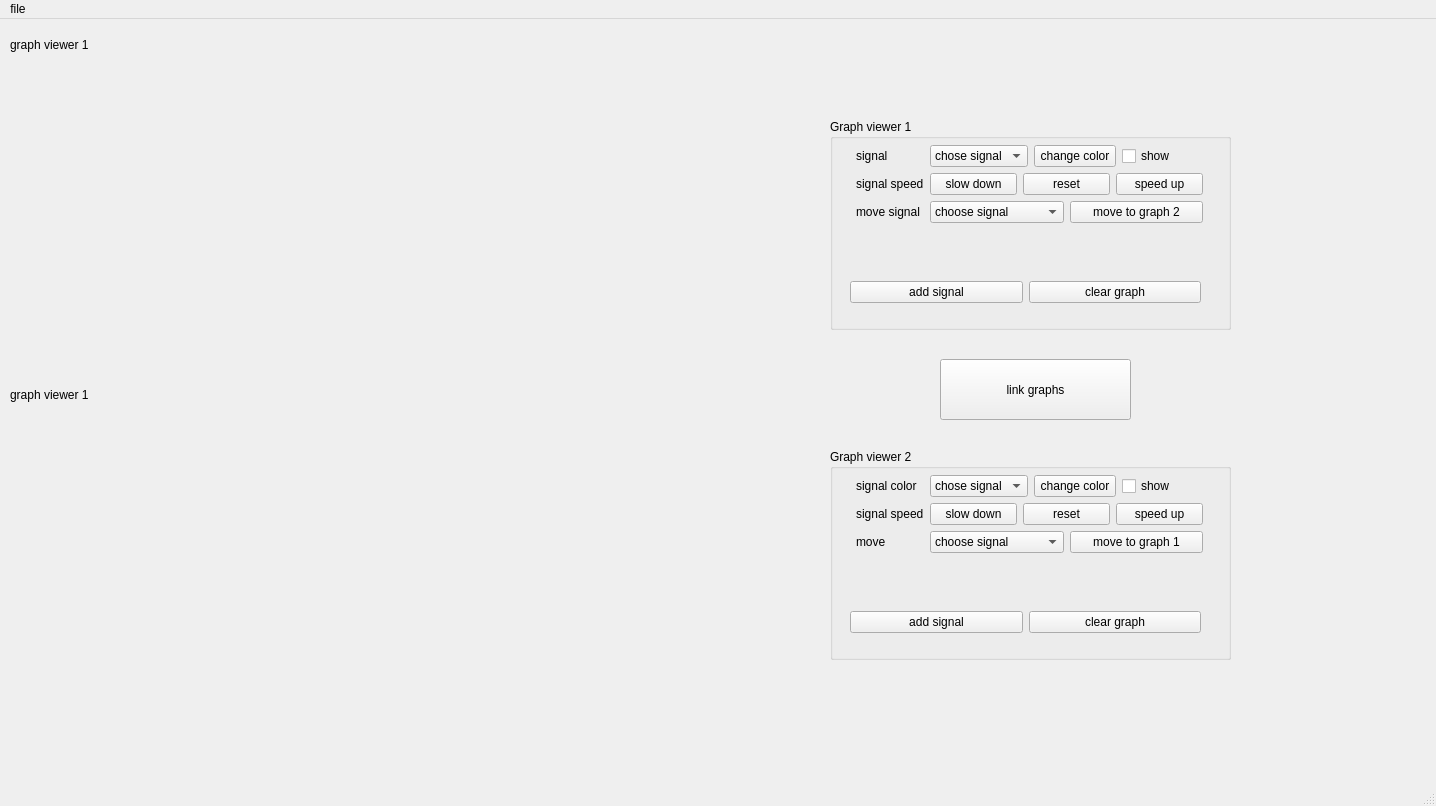
The window that mainwindow.ui (SaraElsaggan/Multi_Channel_Signal_Viewer) describes before a commit, drawn with Qt 5.
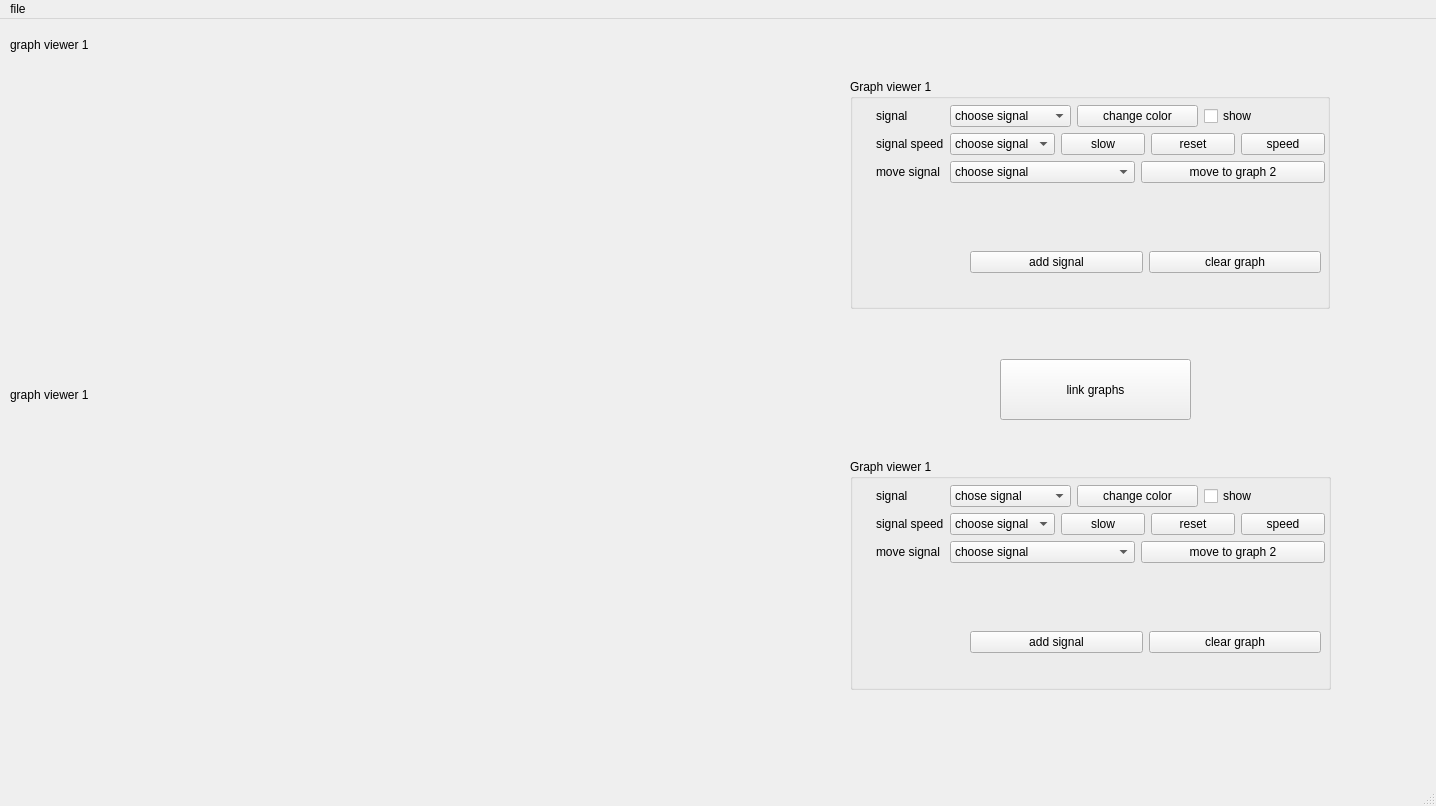
The same window after the commit. Icons and pictures are not drawn.

The edit to the form file:
```diff
--- a/mainwindow.ui
+++ b/mainwindow.ui
@@ -33,10 +33,10 @@
    <widget class="QGroupBox" name="grp_bx_ctrls_viewer_1">
     <property name="geometry">
      <rect>
-      <x>830</x>
-      <y>100</y>
-      <width>401</width>
-      <height>211</height>
+      <x>850</x>
+      <y>60</y>
+      <width>480</width>
+      <height>230</height>
      </rect>
     </property>
     <property name="title">
@@ -45,8 +45,8 @@
     <widget class="QWidget" name="layoutWidget">
      <property name="geometry">
       <rect>
-       <x>20</x>
-       <y>160</y>
+       <x>120</x>
+       <y>170</y>
        <width>351</width>
        <height>26</height>
       </rect>
@@ -73,11 +73,14 @@
       <rect>
        <x>20</x>
        <y>20</y>
-       <width>359</width>
-       <height>111</height>
+       <width>461</width>
+       <height>141</height>
       </rect>
      </property>
      <layout class="QFormLayout" name="form_ctrls_viewer_1">
+      <property name="verticalSpacing">
+       <number>6</number>
+      </property>
       <property name="leftMargin">
        <number>6</number>
       </property>
@@ -103,7 +106,7 @@
          <widget class="QComboBox" name="comb_sig_colr_grpbox_viewer_1">
           <item>
            <property name="text">
-            <string>chose signal</string>
+            <string>choose signal</string>
            </property>
           </item>
          </widget>
@@ -133,10 +136,19 @@
       </item>
       <item row="1" column="1">
        <layout class="QHBoxLayout" name="horz_btns_speed_viewer_1">
+        <item>
+         <widget class="QComboBox" name="comb_sig_speed_viewer_1">
+          <item>
+           <property name="text">
+            <string>choose signal</string>
+           </property>
+          </item>
+         </widget>
+        </item>
         <item>
          <widget class="QPushButton" name="btn_slow_grpbox_viewer_1">
           <property name="text">
-           <string>slow down</string>
+           <string>slow</string>
           </property>
          </widget>
         </item>
@@ -150,7 +162,7 @@
         <item>
          <widget class="QPushButton" name="btn_fast_grpbox_viewer_1">
           <property name="text">
-           <string>speed up</string>
+           <string>speed</string>
           </property>
          </widget>
         </item>
@@ -189,7 +201,7 @@
    <widget class="QPushButton" name="btn_link_graphs">
     <property name="geometry">
      <rect>
-      <x>940</x>
+      <x>1000</x>
       <y>340</y>
       <width>191</width>
       <height>61</height>
@@ -308,162 +320,6 @@
      </rect>
     </property>
    </widget>
-   <widget class="QGroupBox" name="grp_bx_ctrls_viewer_2">
-    <property name="geometry">
-     <rect>
-      <x>830</x>
-      <y>430</y>
-      <width>401</width>
-      <height>211</height>
-     </rect>
-    </property>
-    <property name="title">
-     <string>Graph viewer 2</string>
-    </property>
-    <widget class="QWidget" name="layoutWidget_2">
-     <property name="geometry">
-      <rect>
-       <x>20</x>
-       <y>160</y>
-       <width>351</width>
-       <height>26</height>
-      </rect>
-     </property>
-     <layout class="QHBoxLayout" name="horz_btns_ctrl__viewer_2">
-      <item>
-       <widget class="QPushButton" name="btn_add_sig_viewer_2">
-        <property name="text">
-         <string>add signal</string>
-        </property>
-       </widget>
-      </item>
-      <item>
-       <widget class="QPushButton" name="btn_clear_viewer_2">
-        <property name="text">
-         <string>clear graph</string>
-        </property>
-       </widget>
-      </item>
-     </layout>
-    </widget>
-    <widget class="QWidget" name="formLayoutWidget_6">
-     <property name="geometry">
-      <rect>
-       <x>20</x>
-       <y>20</y>
-       <width>359</width>
-       <height>111</height>
-      </rect>
-     </property>
-     <layout class="QFormLayout" name="form_ctrls_viewer_2">
-      <property name="leftMargin">
-       <number>6</number>
-      </property>
-      <property name="topMargin">
-       <number>6</number>
-      </property>
-      <property name="rightMargin">
-       <number>6</number>
-      </property>
-      <property name="bottomMargin">
-       <number>6</number>
-      </property>
-      <item row="0" column="0">
-       <widget class="QLabel" name="lbl_colr_viewer_2">
-        <property name="text">
-         <string>signal color</string>
-        </property>
-       </widget>
-      </item>
-      <item row="0" column="1">
-       <layout class="QHBoxLayout" name="horizontalLayout_3">
-        <item>
-         <widget class="QComboBox" name="comb_sig_colr_grpbox_viewer_2">
-          <item>
-           <property name="text">
-            <string>chose signal</string>
-           </property>
-          </item>
-         </widget>
-        </item>
-        <item>
-         <widget class="QPushButton" name="btn_chng_colr_grpbox_viewer_2">
-          <property name="text">
-           <string>change color</string>
-          </property>
-         </widget>
-        </item>
-        <item>
-         <widget class="QCheckBox" name="checkBox_2">
-          <property name="text">
-           <string>show</string>
-          </property>
-         </widget>
-        </item>
-       </layout>
-      </item>
-      <item row="1" column="0">
-       <widget class="QLabel" name="lbl_sig_speed_viewer_2">
-        <property name="text">
-         <string>signal speed</string>
-        </property>
-       </widget>
-      </item>
-      <item row="1" column="1">
-       <layout class="QHBoxLayout" name="horz_btns_speed_viewer_2">
-        <item>
-         <widget class="QPushButton" name="btn_slow_grpbox_viewer_2">
-          <property name="text">
-           <string>slow down</string>
-          </property>
-         </widget>
-        </item>
-        <item>
-         <widget class="QPushButton" name="btn_reset_speed_grpbox_viewer_2">
-          <property name="text">
-           <string>reset</string>
-          </property>
-         </widget>
-        </item>
-        <item>
-         <widget class="QPushButton" name="btn_fast_grpbox_viewer_2">
-          <property name="text">
-           <string>speed up</string>
-          </property>
-         </widget>
-        </item>
-       </layout>
-      </item>
-      <item row="2" column="0">
-       <widget class="QLabel" name="lbl_rename_viewer_2">
-        <property name="text">
-         <string>move</string>
-        </property>
-       </widget>
-      </item>
-      <item row="2" column="1">
-       <layout class="QHBoxLayout" name="horizontalLayout_4">
-        <item>
-         <widget class="QComboBox" name="comb_move_viewer_2">
-          <item>
-           <property name="text">
-            <string>choose signal</string>
-           </property>
-          </item>
-         </widget>
-        </item>
-        <item>
-         <widget class="QPushButton" name="btn_entr_name_viewer_2">
-          <property name="text">
-           <string>move to graph 1</string>
-          </property>
-         </widget>
-        </item>
-       </layout>
-      </item>
-     </layout>
-    </widget>
-   </widget>
    <widget class="QWidget" name="layoutWidget_5">
     <property name="geometry">
      <rect>
@@ -586,6 +442,174 @@
      </rect>
     </property>
    </widget>
+   <widget class="QGroupBox" name="grp_bx_ctrls_viewer_2">
+    <property name="geometry">
+     <rect>
+      <x>850</x>
+      <y>440</y>
+      <width>481</width>
+      <height>231</height>
+     </rect>
+    </property>
+    <property name="title">
+     <string>Graph viewer 1</string>
+    </property>
+    <widget class="QWidget" name="layoutWidget_2">
+     <property name="geometry">
+      <rect>
+       <x>120</x>
+       <y>170</y>
+       <width>351</width>
+       <height>26</height>
+      </rect>
+     </property>
+     <layout class="QHBoxLayout" name="horz_btns_ctrl__viewer_2">
+      <item>
+       <widget class="QPushButton" name="btn_add_sig_viewer_2">
+        <property name="text">
+         <string>add signal</string>
+        </property>
+       </widget>
+      </item>
+      <item>
+       <widget class="QPushButton" name="btn_clear_viewer_2">
+        <property name="text">
+         <string>clear graph</string>
+        </property>
+       </widget>
+      </item>
+     </layout>
+    </widget>
+    <widget class="QWidget" name="formLayoutWidget_6">
+     <property name="geometry">
+      <rect>
+       <x>20</x>
+       <y>20</y>
+       <width>461</width>
+       <height>141</height>
+      </rect>
+     </property>
+     <layout class="QFormLayout" name="form_ctrls_viewer_2">
+      <property name="verticalSpacing">
+       <number>6</number>
+      </property>
+      <property name="leftMargin">
+       <number>6</number>
+      </property>
+      <property name="topMargin">
+       <number>6</number>
+      </property>
+      <property name="rightMargin">
+       <number>6</number>
+      </property>
+      <property name="bottomMargin">
+       <number>6</number>
+      </property>
+      <item row="0" column="0">
+       <widget class="QLabel" name="lbl_colr_viewer_2">
+        <property name="text">
+         <string>signal</string>
+        </property>
+       </widget>
+      </item>
+      <item row="0" column="1">
+       <layout class="QHBoxLayout" name="horizontalLayout_3">
+        <item>
+         <widget class="QComboBox" name="comb_sig_apperance_viewer_2">
+          <item>
+           <property name="text">
+            <string>chose signal</string>
+           </property>
+          </item>
+         </widget>
+        </item>
+        <item>
+         <widget class="QPushButton" name="btn_chng_colr_grpbox_viewer_2">
+          <property name="text">
+           <string>change color</string>
+          </property>
+         </widget>
+        </item>
+        <item>
+         <widget class="QCheckBox" name="chk_bx_sig_show_2">
+          <property name="text">
+           <string>show</string>
+          </property>
+         </widget>
+        </item>
+       </layout>
+      </item>
+      <item row="1" column="0">
+       <widget class="QLabel" name="lbl_sig_speed_viewer_2">
+        <property name="text">
+         <string>signal speed</string>
+        </property>
+       </widget>
+      </item>
+      <item row="1" column="1">
+       <layout class="QHBoxLayout" name="horz_btns_speed_viewer_2">
+        <item>
+         <widget class="QComboBox" name="comb_sig_speed_viewer_2">
+          <item>
+           <property name="text">
+            <string>choose signal</string>
+           </property>
+          </item>
+         </widget>
+        </item>
+        <item>
+         <widget class="QPushButton" name="btn_slow_grpbox_viewer_2">
+          <property name="text">
+           <string>slow</string>
+          </property>
+         </widget>
+        </item>
+        <item>
+         <widget class="QPushButton" name="btn_reset_speed_grpbox_viewer_2">
+          <property name="text">
+           <string>reset</string>
+          </property>
+         </widget>
+        </item>
+        <item>
+         <widget class="QPushButton" name="btn_fast_grpbox_viewer_2">
+          <property name="text">
+           <string>speed</string>
+          </property>
+         </widget>
+        </item>
+       </layout>
+      </item>
+      <item row="2" column="0">
+       <widget class="QLabel" name="lbl_move_viewer_2">
+        <property name="text">
+         <string>move signal</string>
+        </property>
+       </widget>
+      </item>
+      <item row="2" column="1">
+       <layout class="QHBoxLayout" name="horizontalLayout_4">
+        <item>
+         <widget class="QComboBox" name="comb_move_viewer_2">
+          <item>
+           <property name="text">
+            <string>choose signal</string>
+           </property>
+          </item>
+         </widget>
+        </item>
+        <item>
+         <widget class="QPushButton" name="btn_move_viewer_2">
+          <property name="text">
+           <string>move to graph 2</string>
+          </property>
+         </widget>
+        </item>
+       </layout>
+      </item>
+     </layout>
+    </widget>
+   </widget>
   </widget>
   <widget class="QMenuBar" name="menubar">
    <property name="geometry">
```
Left out of the diff: 4 changed lines with no effect on the pictures.
